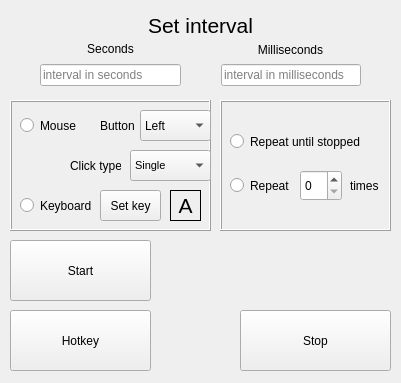
Before: the Qt Designer form src/assets/uiFiles/autoclickerUI.ui in 1tzAzeee/AutoClicker, drawn with Qt 5.
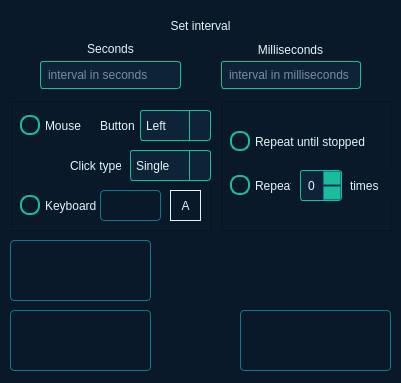
After: the same form once the commit is applied. Icons and pictures are not drawn.

What changed in the file:
```diff
--- a/src/assets/uiFiles/autoclickerUI.ui
+++ b/src/assets/uiFiles/autoclickerUI.ui
@@ -18,7 +18,110 @@
     <normaloff>../../../assets/cursor_arrow_13222.ico</normaloff>../../../assets/cursor_arrow_13222.ico</iconset>
   </property>
   <property name="styleSheet">
-   <string notr="true"/>
+   <string notr="true">QWidget {
+    background-color: #0a1929;
+    color: #e0f7fa;
+    font-family: 'Segoe UI';
+    selection-background-color: #1abc9c;
+}
+
+QPushButton {
+    background: qlineargradient(x1:0, y1:0, x2:1, y2:0,
+        stop:0 #1abc9c, stop:1 #3498db);
+    border: 1px solid #107a8c;
+    border-radius: 4px;
+    color: #0a1929;
+    padding: 5px;
+    font-weight: bold;
+}
+
+QPushButton:hover {
+    background: qlineargradient(x1:0, y1:0, x2:1, y2:0,
+        stop:0 #26debf, stop:1 #4aa9ff);
+}
+
+QPushButton:pressed {
+    background: qlineargradient(x1:0, y1:0, x2:1, y2:0,
+        stop:0 #16a085, stop:1 #2980b9);
+}
+
+QPushButton:disabled {
+     background: qlineargradient(x1:0, y1:0, x2:1, y2:0,
+        stop:0 #7abeb0, stop:1 #83bade);
+    border: 1px solid #cbcbcb;
+}
+
+QLineEdit, QSpinBox, QComboBox {
+    background-color: #0d2338;
+    border: 1px solid #1abc9c;
+    border-radius: 3px;
+    padding: 5px;
+    color: #e0f7fa;
+    selection-background-color: #3498db;
+}
+
+QComboBox::drop-down {
+    subcontrol-origin: padding;
+    subcontrol-position: top right;
+    width: 20px;
+    border-left: 1px solid #1abc9c;
+}
+
+QComboBox::down-arrow {
+    image: url(:/icons/down_arrow.svg);
+    width: 12px;
+    height: 12px;
+}
+
+QComboBox QAbstractItemView {
+    background: #0d2338;
+    color: #e0f7fa;
+    selection-background-color: #1abc9c;
+    border: 1px solid #3498db;
+}
+
+QRadioButton {
+    spacing: 5px;
+    color: #e0f7fa;
+}
+
+QRadioButton::indicator {
+    width: 16px;
+    height: 16px;
+    border-radius: 9px;
+    border: 2px solid #1abc9c;
+    background: #0a1929;
+}
+
+QRadioButton::indicator:checked {
+    background: qradialgradient(
+        cx:0.5, cy:0.5,
+        fx:0.5, fy:0.5,
+        radius:0.5,
+        stop:0 #1abc9c,
+        stop:0.5 #0a1929
+    );
+}
+
+QLineEdit:focus, QSpinBox:focus, QComboBox:focus {
+    border: 1px solid #4aa9ff;
+}
+
+QSpinBox::up-button, QSpinBox::down-button {
+    background-color: #1abc9c;
+    width: 16px;
+    border: 1px solid #107a8c;
+}
+
+QSpinBox::up-arrow, QSpinBox::down-arrow {
+    image: url(:/icons/spin_arrows.svg);
+    width: 8px;
+    height: 8px;
+}
+
+QSpinBox::up-button:hover, QSpinBox::down-button:hover {
+    background-color: #26debf;
+}</string>
   </property>
   <widget class="QPushButton" name="startButton">
    <property name="geometry">
@@ -149,7 +252,7 @@
    </property>
    <property name="font">
     <font>
-     <pointsize>16</pointsize>
+     <family>Segoe UI</family>
     </font>
    </property>
    <property name="text">
@@ -227,7 +330,7 @@
     </property>
     <property name="font">
      <font>
-      <pointsize>8</pointsize>
+      <family>Segoe UI</family>
      </font>
     </property>
     <item>
@@ -257,7 +360,7 @@
     </property>
     <property name="font">
      <font>
-      <pointsize>16</pointsize>
+      <family>Segoe UI</family>
      </font>
     </property>
     <property name="frameShape">
```
